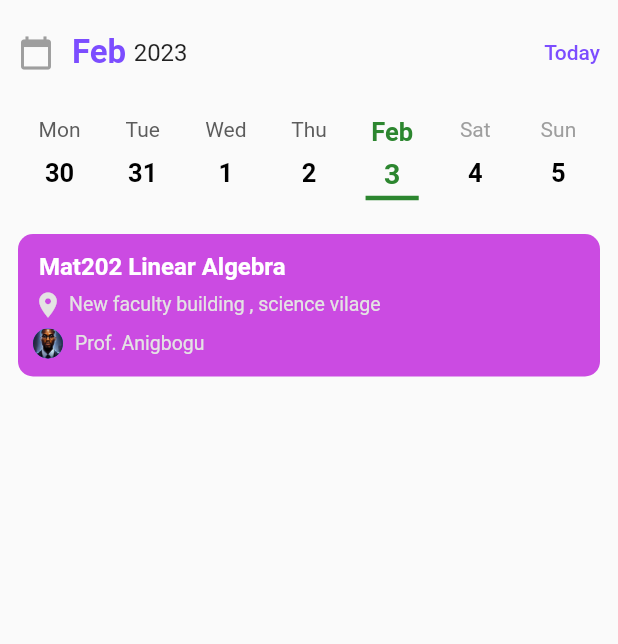
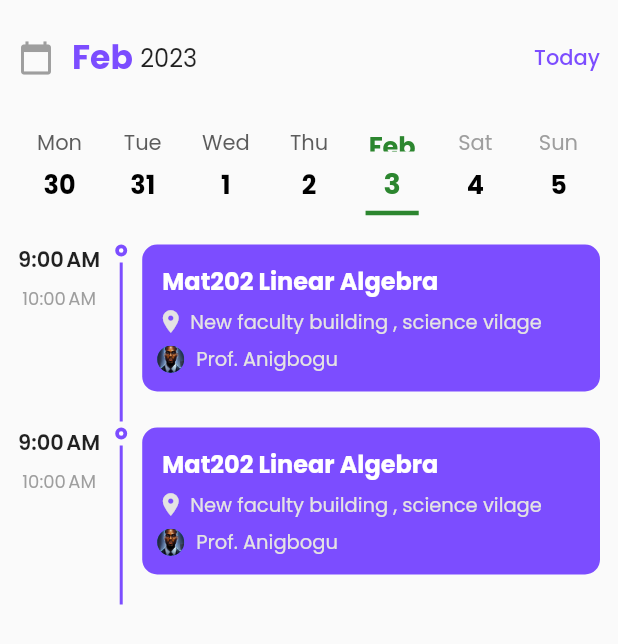
Before and after one commit to callmhejerry/Dule, a Flutter app: the screen it shows after launch, on a phone screen of 412 x 824 dp. Shown: the top 644 px of the screen. Run offline on Flutter 3.47's test engine with Material 2 defaults, Android fonts, the phone set to English and light mode, and no system bars; drawn by our look-alikes of table_calendar; our stand-ins replace google_fonts.

Commit message:
designed the scheduledcourse widget

```diff
--- a/lib/main.dart
+++ b/lib/main.dart
@@ -1,5 +1,6 @@
 import 'package:dule/schedule_screen.dart';
 import 'package:flutter/material.dart';
+import 'package:google_fonts/google_fonts.dart';
 
 void main() {
   runApp(const MyApp());
@@ -15,6 +16,7 @@ class MyApp extends StatelessWidget {
       debugShowCheckedModeBanner: false,
       theme: ThemeData(
         primarySwatch: Colors.blue,
+        textTheme: GoogleFonts.poppinsTextTheme(),
       ),
       home: const ScheduleScreen(),
     );
--- a/lib/schedule_screen.dart
+++ b/lib/schedule_screen.dart
@@ -1,5 +1,7 @@
 import 'package:dule/constants/screen_constants.dart';
+import 'package:dule/utils/dateUtils.dart';
 import 'package:flutter/material.dart';
+import 'package:intl/intl.dart';
 import 'package:table_calendar/table_calendar.dart';
 
 class ScheduleScreen extends StatefulWidget {
@@ -173,17 +175,78 @@ class _ScheduleScreenState extends State<ScheduleScreen> {
               ),
               Expanded(
                 child: ListView(
-                  children: [
-                    const SizedBox(
+                  children: const [
+                    SizedBox(
                       height: 12,
                     ),
-                    Container(
+                    ScheduledCourseWidget(),
+                    ScheduledCourseWidget(),
+                  ],
+                ),
+              ),
+            ],
+          ),
+        ),
+      ),
+    );
+  }
+}
+
+class ScheduledCourseWidget extends StatelessWidget {
+  const ScheduledCourseWidget({
+    Key? key,
+  }) : super(key: key);
+
+  @override
+  Widget build(BuildContext context) {
+    return IntrinsicHeight(
+      child: Container(
+        margin: const EdgeInsets.only(bottom: 4),
+        child: Row(
+          crossAxisAlignment: CrossAxisAlignment.start,
+          children: [
+            ScheduledTime(
+              dateTimeRange: DateTimeRange(
+                start: DateTime(2022, 2, 3, 9),
+                end: DateTime(2022, 2, 3, 10),
+              ),
+            ),
+            const SizedBox(
+              width: 10,
+            ),
+            Column(
+              children: [
+                const InActiveIndicator(),
+                const SizedBox(
+                  height: 4,
+                ),
+                Expanded(
+                  child: IntrinsicWidth(
+                    child: Container(
+                      width: 2,
+                      decoration: const BoxDecoration(
+                        color: Colors.deepPurpleAccent,
+                      ),
+                    ),
+                  ),
+                )
+              ],
+            ),
+            const SizedBox(
+              width: 10,
+            ),
+            Expanded(
+              child: IntrinsicHeight(
+                child: Container(
+                  margin: const EdgeInsets.only(
+                    bottom: 20,
+                  ),
                   padding: const EdgeInsets.symmetric(
                     horizontal: 10,
                     vertical: 12,
                   ),
                   decoration: BoxDecoration(
-                        color: const Color.fromARGB(255, 203, 75, 226),
+                    color: Colors.deepPurpleAccent,
                     borderRadius: BorderRadius.circular(
                       10,
                     ),
@@ -208,7 +271,7 @@ class _ScheduleScreenState extends State<ScheduleScreen> {
                           Icon(
                             Icons.place,
                             color: Color.fromARGB(255, 228, 227, 227),
-                                size: 20,
+                            size: 18,
                           ),
                           SizedBox(
                             width: 4,
@@ -229,7 +292,7 @@ class _ScheduleScreenState extends State<ScheduleScreen> {
                       Row(
                         children: const [
                           CircleAvatar(
-                                radius: 10,
+                            radius: 9,
                             backgroundImage: AssetImage(
                               "assets/images/lecturer.jpg",
                             ),
@@ -249,13 +312,96 @@ class _ScheduleScreenState extends State<ScheduleScreen> {
                     ],
                   ),
                 ),
-                  ],
               ),
             ),
           ],
         ),
       ),
+    );
+  }
+}
+
+class InActiveIndicator extends StatelessWidget {
+  const InActiveIndicator({super.key});
+
+  @override
+  Widget build(BuildContext context) {
+    return Container(
+      height: 8,
+      width: 8,
+      decoration: BoxDecoration(
+        shape: BoxShape.circle,
+        color: Colors.white,
+        border: Border.all(
+          color: Colors.deepPurpleAccent,
+          width: 2.5,
         ),
+      ),
+    );
+  }
+}
+
+class ActiveIndicator extends StatelessWidget {
+  const ActiveIndicator({
+    Key? key,
+  }) : super(key: key);
+
+  @override
+  Widget build(BuildContext context) {
+    return Container(
+      height: 14,
+      width: 14,
+      decoration: BoxDecoration(
+        shape: BoxShape.circle,
+        color: Colors.white,
+        border: Border.all(
+          color: Colors.deepPurpleAccent,
+          width: 2,
+        ),
+      ),
+      child: Center(
+        child: Container(
+          height: 7,
+          width: 7,
+          decoration: const BoxDecoration(
+            color: Colors.deepPurpleAccent,
+            shape: BoxShape.circle,
+          ),
+        ),
+      ),
+    );
+  }
+}
+
+class ScheduledTime extends StatelessWidget {
+  final DateTimeRange dateTimeRange;
+  const ScheduledTime({
+    super.key,
+    required this.dateTimeRange,
+  });
+
+  @override
+  Widget build(BuildContext context) {
+    return Column(
+      children: [
+        Text(
+          DateFormat.jm().format(dateTimeRange.start),
+          style: const TextStyle(
+            fontWeight: FontWeight.w600,
+            fontSize: 14,
+          ),
+        ),
+        const SizedBox(
+          height: 6,
+        ),
+        Text(
+          DateFormat.jm().format(dateTimeRange.end),
+          style: const TextStyle(
+            color: Colors.grey,
+            fontSize: 12,
+          ),
+        )
+      ],
     );
   }
 }
@@ -306,50 +452,3 @@ class ScheduleHeader extends StatelessWidget {
     );
   }
 }
-
-extension ToDays on DateTime {
-  String toDays() {
-    String day;
-    switch (month) {
-      case 1:
-        day = "Jan";
-        break;
-      case 2:
-        day = "Feb";
-        break;
-      case 3:
-        day = "Mar";
-        break;
-      case 4:
-        day = "Apr";
-        break;
-      case 5:
-        day = "May";
-        break;
-      case 6:
-        day = "Jun";
-        break;
-      case 7:
-        day = "Jul";
-        break;
-      case 8:
-        day = "Aug";
-        break;
-      case 9:
-        day = "Sep";
-        break;
-      case 10:
-        day = "Oct";
-        break;
-      case 11:
-        day = "Nov";
-        break;
-      case 12:
-        day = "Dec";
-        break;
-      default:
-        day = "";
-    }
-    return day;
-  }
-}
--- a/pubspec.yaml
+++ b/pubspec.yaml
@@ -37,6 +37,8 @@ dependencies:
   # Use with the CupertinoIcons class for iOS style icons.
   cupertino_icons: ^1.0.2
   table_calendar: ^3.0.9
+  intl: ^0.18.0
+  google_fonts: ^4.0.3
 
 dev_dependencies:
   flutter_test:
```
Also changed, not shown: lib/utils/dateUtils.dart (added, +46 -0 lines), pubspec.lock, 1 other file. Lines whose indentation alone changed are shown as unchanged.
